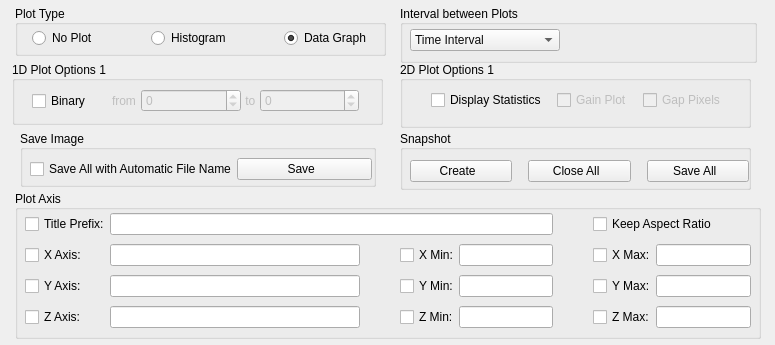
slsdetectorgroup/slsDetectorPackage, file slsDetectorGui/forms/form_tab_plot.ui: the form before one commit.
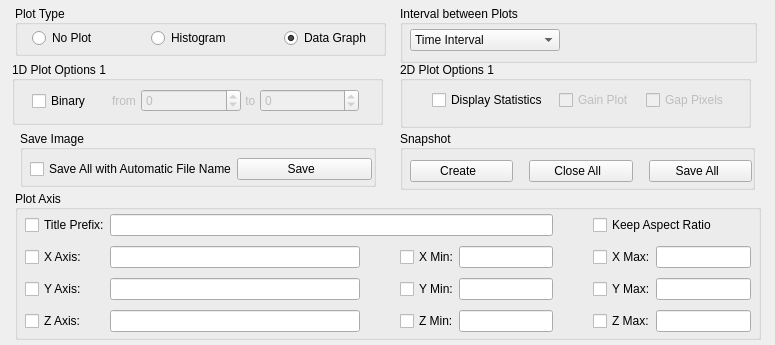
The form after the commit. The open tabs and pages were chosen to show the change. Icons and pictures are not drawn.

```diff
--- a/slsDetectorGui/forms/form_tab_plot.ui
+++ b/slsDetectorGui/forms/form_tab_plot.ui
@@ -536,7 +536,7 @@
        <rect>
         <x>9</x>
         <y>0</y>
-        <width>318</width>
+        <width>322</width>
         <height>35</height>
        </rect>
       </property>
@@ -1826,7 +1826,7 @@
      <x>15</x>
      <y>190</y>
      <width>746</width>
-     <height>149</height>
+     <height>150</height>
     </rect>
    </property>
    <property name="title">
@@ -1844,7 +1844,7 @@
       <x>10</x>
       <y>20</y>
       <width>726</width>
-      <height>125</height>
+      <height>126</height>
      </rect>
     </property>
     <layout class="QGridLayout" name="gridLayout" columnstretch="0,0,0,0,0,0,0,0">
@@ -2500,7 +2500,7 @@
     <rect>
      <x>400</x>
      <y>130</y>
-     <width>351</width>
+     <width>355</width>
      <height>60</height>
     </rect>
    </property>
@@ -2518,7 +2518,7 @@
      <rect>
       <x>10</x>
       <y>23</y>
-      <width>339</width>
+      <width>342</width>
       <height>37</height>
      </rect>
     </property>
```
Left out of the diff: 10 changed lines with no effect on the pictures.
